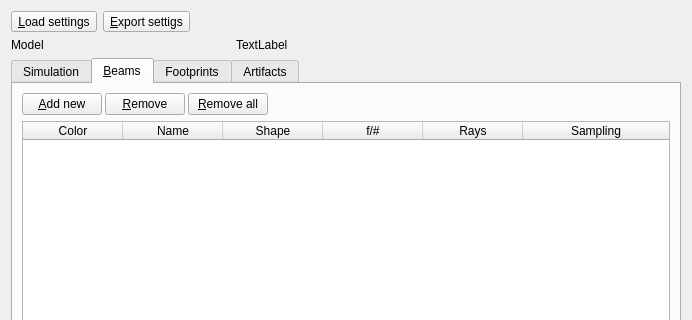
The window that RZGUI/SimulationPropertiesDialog.ui (HARMONI-CAB/RayZaler) describes before a commit, drawn with Qt 5; both pictures show x 0 to 692 and y 0 to 320 of the 692 by 528 pixel window.
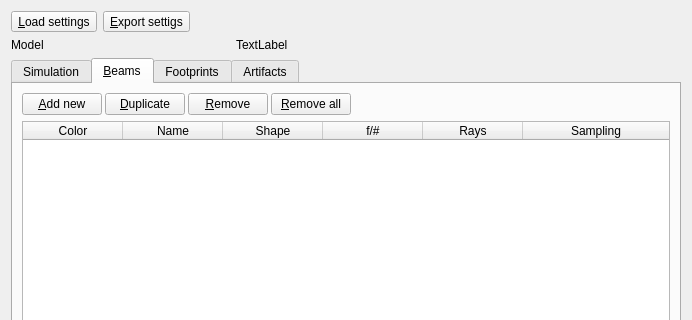
The same window after the commit.

The edit to the form file:
```diff
--- a/RZGUI/SimulationPropertiesDialog.ui
+++ b/RZGUI/SimulationPropertiesDialog.ui
@@ -377,21 +377,21 @@
             </property>
            </widget>
           </item>
-          <item row="0" column="1">
-           <widget class="QPushButton" name="removeBeamButton">
-            <property name="text">
-             <string>&amp;Remove</string>
-            </property>
-           </widget>
-          </item>
-          <item row="0" column="2">
+          <item row="0" column="3">
            <widget class="QPushButton" name="removeAllBeamsButton">
             <property name="text">
              <string>&amp;Remove all</string>
             </property>
            </widget>
           </item>
-          <item row="0" column="3">
+          <item row="0" column="2">
+           <widget class="QPushButton" name="removeBeamButton">
+            <property name="text">
+             <string>&amp;Remove</string>
+            </property>
+           </widget>
+          </item>
+          <item row="0" column="4">
            <spacer name="horizontalSpacer_4">
             <property name="orientation">
              <enum>Qt::Horizontal</enum>
@@ -404,6 +404,13 @@
             </property>
            </spacer>
           </item>
+          <item row="0" column="1">
+           <widget class="QPushButton" name="dupButton">
+            <property name="text">
+             <string>&amp;Duplicate</string>
+            </property>
+           </widget>
+          </item>
          </layout>
         </widget>
        </item>
```
Left out of the diff: 3 changed lines with no effect on the pictures.
